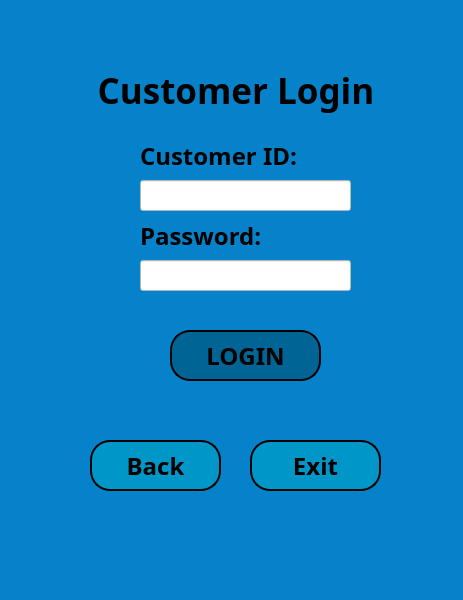
This is QT_designer/customer_login_window.ui in sumeyrazenkin/Atm-Project as Qt 5 draws it before an edit. The edited form follows.
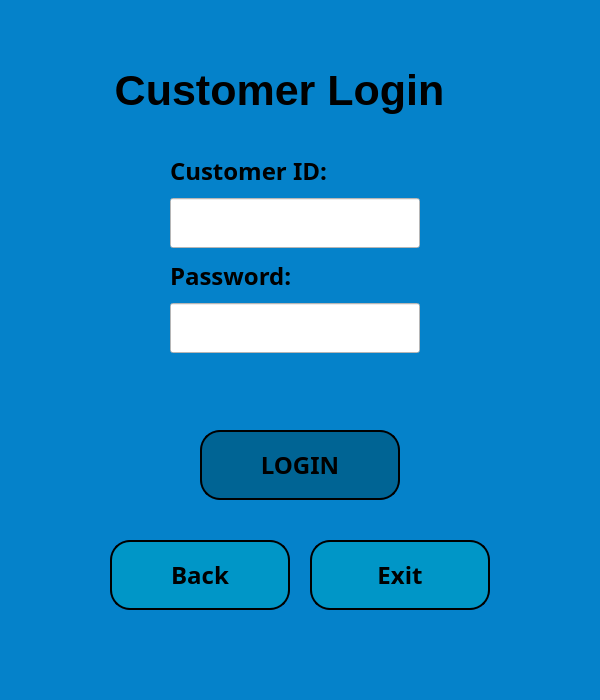
This is the edited form.

```diff
--- a/QT_designer/customer_login_window.ui
+++ b/QT_designer/customer_login_window.ui
@@ -6,10 +6,22 @@
    <rect>
     <x>0</x>
     <y>0</y>
-    <width>463</width>
-    <height>600</height>
+    <width>600</width>
+    <height>700</height>
    </rect>
   </property>
+  <property name="minimumSize">
+   <size>
+    <width>600</width>
+    <height>700</height>
+   </size>
+  </property>
+  <property name="maximumSize">
+   <size>
+    <width>600</width>
+    <height>700</height>
+   </size>
+  </property>
   <property name="windowTitle">
    <string>Customer Login Window</string>
   </property>
@@ -22,14 +34,14 @@
      <rect>
       <x>80</x>
       <y>60</y>
-      <width>321</width>
+      <width>411</width>
       <height>61</height>
      </rect>
     </property>
     <property name="font">
      <font>
-      <family>Bahnschrift SemiBold</family>
-      <pointsize>26</pointsize>
+      <family>.AppleSystemUIFont</family>
+      <pointsize>32</pointsize>
       <weight>75</weight>
       <bold>true</bold>
      </font>
@@ -41,57 +53,27 @@
      <set>Qt::AlignCenter</set>
     </property>
    </widget>
-   <widget class="QLabel" name="csloginwdw_lbl_ADid">
-    <property name="geometry">
-     <rect>
-      <x>140</x>
-      <y>140</y>
-      <width>181</width>
-      <height>31</height>
-     </rect>
-    </property>
-    <property name="font">
-     <font>
-      <family>Bahnschrift SemiBold</family>
-      <pointsize>18</pointsize>
-      <weight>75</weight>
-      <bold>true</bold>
-     </font>
-    </property>
-    <property name="text">
-     <string>Customer ID:</string>
-    </property>
-   </widget>
-   <widget class="QLabel" name="csloginwdw_lbl_ADpassword">
-    <property name="geometry">
-     <rect>
-      <x>140</x>
-      <y>220</y>
-      <width>141</width>
-      <height>31</height>
-     </rect>
-    </property>
-    <property name="font">
-     <font>
-      <family>Bahnschrift SemiBold</family>
-      <pointsize>18</pointsize>
-      <weight>75</weight>
-      <bold>true</bold>
-     </font>
-    </property>
-    <property name="text">
-     <string>Password:</string>
-    </property>
-   </widget>
    <widget class="QPushButton" name="csloginwdw_btn_login">
     <property name="geometry">
      <rect>
-      <x>170</x>
-      <y>330</y>
-      <width>151</width>
-      <height>51</height>
+      <x>200</x>
+      <y>430</y>
+      <width>200</width>
+      <height>70</height>
      </rect>
     </property>
+    <property name="minimumSize">
+     <size>
+      <width>200</width>
+      <height>70</height>
+     </size>
+    </property>
+    <property name="maximumSize">
+     <size>
+      <width>200</width>
+      <height>70</height>
+     </size>
+    </property>
     <property name="font">
      <font>
       <family>Bahnschrift SemiBold</family>
@@ -117,44 +99,27 @@
      <string>LOGIN</string>
     </property>
    </widget>
-   <widget class="QLineEdit" name="csloginwdw_linedit_ADid">
-    <property name="geometry">
-     <rect>
-      <x>140</x>
-      <y>180</y>
-      <width>211</width>
-      <height>31</height>
-     </rect>
-    </property>
-    <property name="styleSheet">
-     <string notr="true">background-color: rgb(255, 255, 255);</string>
-    </property>
-   </widget>
-   <widget class="QLineEdit" name="csloginwdw_linedit_ADpassword">
-    <property name="geometry">
-     <rect>
-      <x>140</x>
-      <y>260</y>
-      <width>211</width>
-      <height>31</height>
-     </rect>
-    </property>
-    <property name="styleSheet">
-     <string notr="true">background-color: rgb(255, 255, 255);</string>
-    </property>
-    <property name="echoMode">
-     <enum>QLineEdit::Password</enum>
-    </property>
-   </widget>
    <widget class="QPushButton" name="csloginwdw_btn_returnmain">
     <property name="geometry">
      <rect>
-      <x>90</x>
-      <y>440</y>
-      <width>131</width>
-      <height>51</height>
+      <x>110</x>
+      <y>540</y>
+      <width>180</width>
+      <height>70</height>
      </rect>
     </property>
+    <property name="minimumSize">
+     <size>
+      <width>180</width>
+      <height>70</height>
+     </size>
+    </property>
+    <property name="maximumSize">
+     <size>
+      <width>180</width>
+      <height>70</height>
+     </size>
+    </property>
     <property name="font">
      <font>
       <family>Bahnschrift SemiBold</family>
@@ -187,12 +152,24 @@
    <widget class="QPushButton" name="csloginwdw_btn_exit">
     <property name="geometry">
      <rect>
-      <x>250</x>
-      <y>440</y>
-      <width>131</width>
-      <height>51</height>
+      <x>310</x>
+      <y>540</y>
+      <width>180</width>
+      <height>70</height>
      </rect>
     </property>
+    <property name="minimumSize">
+     <size>
+      <width>180</width>
+      <height>70</height>
+     </size>
+    </property>
+    <property name="maximumSize">
+     <size>
+      <width>180</width>
+      <height>70</height>
+     </size>
+    </property>
     <property name="font">
      <font>
       <family>Bahnschrift SemiBold</family>
@@ -222,21 +199,98 @@
      <string>Exit</string>
     </property>
    </widget>
-   <widget class="QLabel" name="csloginwdw_lbl_warning">
+   <widget class="QWidget" name="layoutWidget">
     <property name="geometry">
      <rect>
-      <x>140</x>
-      <y>300</y>
-      <width>211</width>
-      <height>16</height>
+      <x>170</x>
+      <y>150</y>
+      <width>252</width>
+      <height>251</height>
      </rect>
     </property>
-    <property name="styleSheet">
-     <string notr="true">color: rgb(255, 38, 0);</string>
-    </property>
-    <property name="text">
-     <string/>
-    </property>
+    <layout class="QVBoxLayout" name="verticalLayout">
+     <item>
+      <widget class="QLabel" name="csloginwdw_lbl_ADid">
+       <property name="font">
+        <font>
+         <family>Bahnschrift SemiBold</family>
+         <pointsize>18</pointsize>
+         <weight>75</weight>
+         <bold>true</bold>
+        </font>
+       </property>
+       <property name="text">
+        <string>Customer ID:</string>
+       </property>
+      </widget>
+     </item>
+     <item>
+      <widget class="QLineEdit" name="csloginwdw_linedit_ADid">
+       <property name="minimumSize">
+        <size>
+         <width>250</width>
+         <height>50</height>
+        </size>
+       </property>
+       <property name="maximumSize">
+        <size>
+         <width>250</width>
+         <height>50</height>
+        </size>
+       </property>
+       <property name="styleSheet">
+        <string notr="true">background-color: rgb(255, 255, 255);</string>
+       </property>
+      </widget>
+     </item>
+     <item>
+      <widget class="QLabel" name="csloginwdw_lbl_ADpassword">
+       <property name="font">
+        <font>
+         <family>Bahnschrift SemiBold</family>
+         <pointsize>18</pointsize>
+         <weight>75</weight>
+         <bold>true</bold>
+        </font>
+       </property>
+       <property name="text">
+        <string>Password:</string>
+       </property>
+      </widget>
+     </item>
+     <item>
+      <widget class="QLineEdit" name="csloginwdw_linedit_ADpassword">
+       <property name="minimumSize">
+        <size>
+         <width>250</width>
+         <height>50</height>
+        </size>
+       </property>
+       <property name="maximumSize">
+        <size>
+         <width>250</width>
+         <height>50</height>
+        </size>
+       </property>
+       <property name="styleSheet">
+        <string notr="true">background-color: rgb(255, 255, 255);</string>
+       </property>
+       <property name="echoMode">
+        <enum>QLineEdit::Password</enum>
+       </property>
+      </widget>
+     </item>
+     <item>
+      <widget class="QLabel" name="csloginwdw_lbl_warning">
+       <property name="styleSheet">
+        <string notr="true">color: rgb(255, 38, 0);</string>
+       </property>
+       <property name="text">
+        <string/>
+       </property>
+      </widget>
+     </item>
+    </layout>
    </widget>
   </widget>
   <widget class="QMenuBar" name="menubar">
```
Left out of the diff: 23 changed lines with no effect on the pictures.
